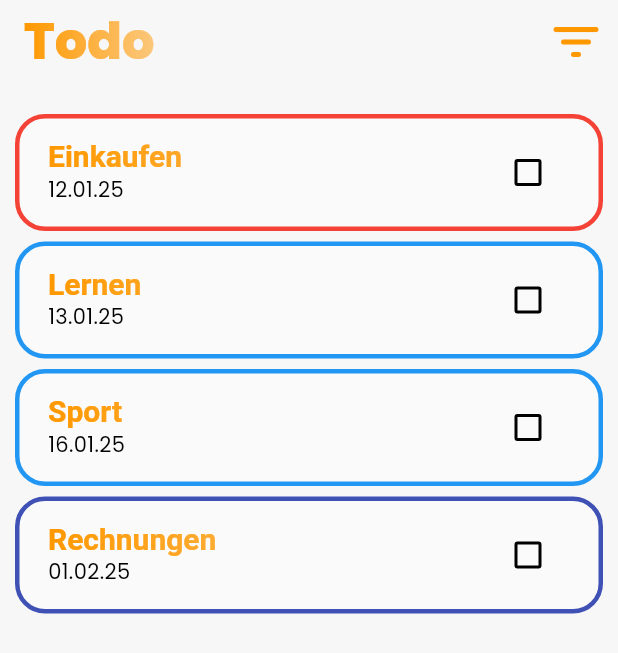
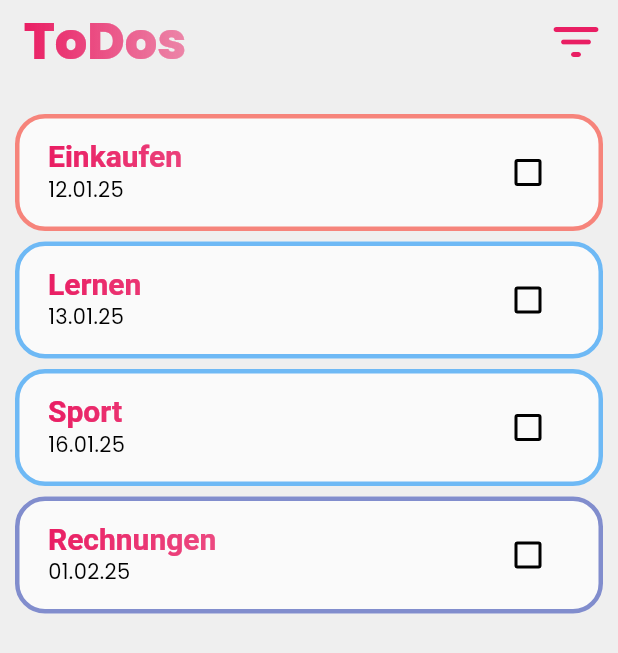
Before and after one commit to edhae/get_done, a Flutter app: the TodosPage screen opened directly, on a phone screen of 412 x 824 dp. Shown: the top 653 px of the screen. Run offline on Flutter 3.47's test engine with Material 3 defaults, Android fonts, the light colour scheme and no system bars; drawn by our look-alikes of simple_gradient_text.

Commit message:
bisschen mehr

```diff
--- a/lib/data.dart
+++ b/lib/data.dart
@@ -6,27 +6,27 @@ List<Map<String, dynamic>> todos = [
     'due_date': '12.01.25',
     'done': false,
     'project_name': 'Haushalt',
-    'project_color': Colors.red,
+    'project_color': const Color.fromARGB(165, 244, 67, 54),
   },
   {
     'title': 'Lernen',
     'due_date': '13.01.25',
     'done': false,
     'project_name': 'Schule',
-    'project_color': Colors.blue,
+    'project_color': const Color.fromARGB(165, 33, 149, 243),
   },
   {
     'title': 'Sport',
     'due_date': '16.01.25',
     'done': false,
     'project_name': 'Schule',
-    'project_color': Colors.blue,
+    'project_color': const Color.fromARGB(165, 33, 149, 243),
   },
   {
     'title': 'Rechnungen',
     'due_date': '01.02.25',
     'done': false,
     'project_name': 'Finanzen',
-    'project_color': Colors.indigo,
+    'project_color': const Color.fromARGB(165, 63, 81, 181),
   }
 ];
--- a/lib/main.dart
+++ b/lib/main.dart
@@ -76,7 +76,7 @@ class _RootPageState extends State<RootPage> {
             ),
             BottomNavigationBarItem(
               icon: Icon(Icons.check_box_outlined),
-              label: 'ToDo',
+              label: 'ToDos',
             ),
             BottomNavigationBarItem(
               icon: Icon(Icons.hourglass_empty_rounded),
--- a/lib/mainpages/todospage.dart
+++ b/lib/mainpages/todospage.dart
@@ -17,7 +17,7 @@ class _TodosPageState extends State<TodosPage> {
     return Scaffold(
       appBar: AppBar(
         title: GradientText(
-          'Todo',
+          'ToDos',
           colors: [
             personalizedColor,
             personalizedColor.withValues(alpha: 0.5),
--- a/lib/theme/themedata.dart
+++ b/lib/theme/themedata.dart
@@ -4,11 +4,11 @@ ThemeData lightMode = ThemeData(
   fontFamily: 'Poppins',
   colorScheme: ColorScheme.light(
     brightness: Brightness.light,
-    surface: const Color.fromARGB(255, 247, 247, 247),
+    surface: const Color.fromARGB(255, 239, 239, 239),
     primary: Colors.white,
     secondary: Colors.black,
     primaryContainer: const Color.fromARGB(255, 250, 250, 250),
-    secondaryContainer: Color.alphaBlend(personalizedColor.withValues(alpha: 0.1), Colors.white),
+    secondaryContainer: const Color.fromARGB(255, 253, 253, 253),
   ),
   bottomNavigationBarTheme: BottomNavigationBarThemeData(
     backgroundColor: Color.alphaBlend(
@@ -40,6 +40,7 @@ ThemeData lightMode = ThemeData(
       fontSize: 20,
       fontWeight: FontWeight.w700,
     ),
+    iconColor: Colors.black,
   ),
 );
 
@@ -51,7 +52,7 @@ ThemeData darkMode = ThemeData(
     primary: Colors.black,
     secondary: Colors.white,
     primaryContainer: const Color.fromARGB(255, 40, 40, 40),
-    secondaryContainer: Color.alphaBlend(personalizedColor.withValues(alpha: 0.1), Colors.black),
+    secondaryContainer: const Color.fromARGB(255, 39, 39, 39),
   ),
   bottomNavigationBarTheme: BottomNavigationBarThemeData(
     backgroundColor: Color.alphaBlend(
@@ -83,6 +84,7 @@ ThemeData darkMode = ThemeData(
       fontSize: 20,
       fontWeight: FontWeight.w700,
     ),
+    iconColor: Colors.white,
     subtitleTextStyle: TextStyle(
       color: Colors.white,
     ),
@@ -96,5 +98,5 @@ List<Color> personalizableColors = [
   Colors.orange,
   Colors.grey, //todo silber
 ];
-int currentPersonalizableColor = 3;
+int currentPersonalizableColor = 0;
 Color personalizedColor = personalizableColors[currentPersonalizableColor];
```
Also changed, not shown: lib/mainpages/settingspage.dart (+51 -10 lines).
